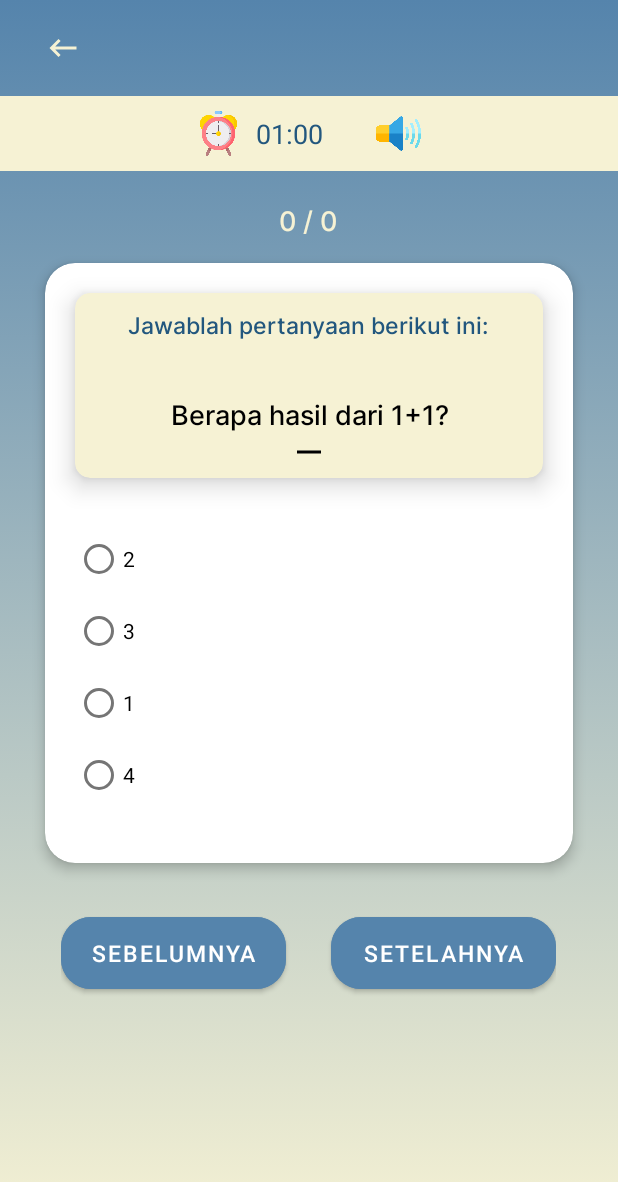
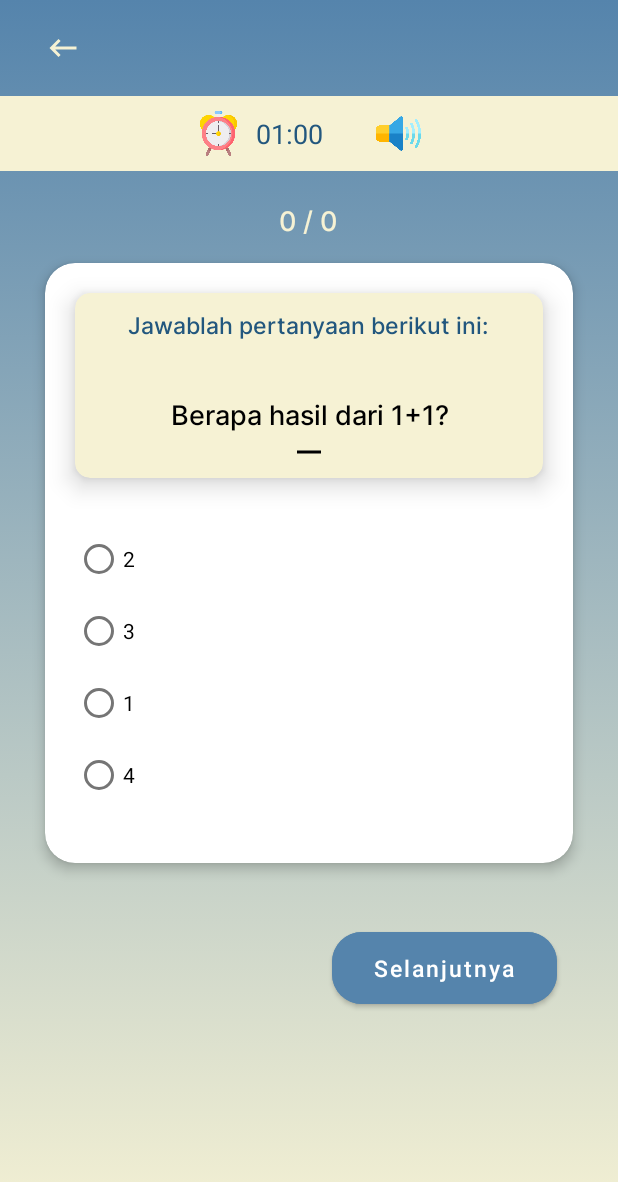
Before and after one commit to MuhammadTatma/EZ-Math, an Android app: the screen it shows after launch once a user with an empty profile is signed in (LatihanActivity), after a tap on an icon or button, on a phone screen of 412 x 824 dp. Shown: the top 1182 px of the screen. Run offline under Robolectric (Android 15) with nearby library versions, the phone set to English and light mode, and no system bars; our stand-ins replace Firebase (no records; nobody signed in at launch, a user with empty details on screens opened directly).

Commit message:
update halaman latihan

```diff
--- a/app/src/main/java/com/example/ez_math/Fragments/HomeFragment.kt
+++ b/app/src/main/java/com/example/ez_math/Fragments/HomeFragment.kt
@@ -7,8 +7,8 @@ import android.view.LayoutInflater
 import android.view.View
 import android.view.ViewGroup
 import android.widget.ImageView
-import com.example.ez_math.LatihanActivity
 import com.example.ez_math.R
+import com.example.ez_math.LatihanActivity as LatihanActivity
 
 // TODO: Rename parameter arguments, choose names that match
 // the fragment initialization parameters, e.g. ARG_ITEM_NUMBER
@@ -94,10 +94,13 @@ class Home : Fragment() {
     fun fLatihan(view: View){
         pilihanKelas = view.tag.toString()
 
+//        val latihanActivity : LatihanActivity = activity as LatihanActivity
+//        latihanActivity.tvSoal.setText(pilihanKelas)
         val intentKeLatihan = Intent(context, LatihanActivity::class.java)
-        intentKeLatihan.apply {
-            putExtra(KUNCI, "1")
-        }
+//        intentKeLatihan.putExtra(KUNCI, pilihanKelas)
+//        intentKeLatihan.apply {
+//            putExtra(KUNCI, "1")
+//        }
         startActivity(intentKeLatihan)
 
     }
--- a/app/src/main/java/com/example/ez_math/LatihanActivity.kt
+++ b/app/src/main/java/com/example/ez_math/LatihanActivity.kt
@@ -3,7 +3,9 @@ package com.example.ez_math
 import android.content.Intent
 import androidx.appcompat.app.AppCompatActivity
 import android.os.Bundle
+import android.util.Log
 import android.view.View
+import android.widget.Button
 import android.widget.RadioButton
 import android.widget.TextView
 
@@ -14,8 +16,13 @@ class LatihanActivity : AppCompatActivity() {
     lateinit var rbAns2: RadioButton
     lateinit var rbAns3: RadioButton
     lateinit var rbAns4: RadioButton
+    lateinit var btnPrev: Button
+    lateinit var btnNext: Button
+    lateinit var btnFin: Button
+    var quizzes: MutableList<Quiz>? = null
+    var index = 1
     private var quizList = mutableListOf<Quiz>()
-    private var listSoal: MutableMap<String, Question> = mutableMapOf()
+    private var listSoal: MutableMap<String, Question>? = mutableMapOf()
 //    var stopwatch: Stopwatch
 
     var question1 : Question = Question("Berapa hasil dari 1+1?", "2", "3", "1", "4", "2")
@@ -27,33 +34,98 @@ class LatihanActivity : AppCompatActivity() {
         super.onCreate(savedInstanceState)
         setContentView(R.layout.activity_latihan)
         populateDummyData()
+        findViewId()
+        bindViews()
+        setUpEventListener()
 
+//        val hasil: Intent = getIntent()
         val KUNCI = "BukaLatihan"
+//        val kelasDipilih: String? = hasil.getStringExtra(KUNCI)
         var pesan = intent.getStringExtra(KUNCI)
+    }
+
+    private fun setUpEventListener() {
+        btnPrev.setOnClickListener{
+            index--
+            bindViews()
+        }
+        btnNext.setOnClickListener{
+            var questionRB = listSoal!!["q1_$index"]
+            index++
+            if (questionRB != null) {
+                fRadioButton(questionRB)
+            }
+            bindViews()
+        }
+        btnFin.setOnClickListener{
+            var questionRB = listSoal!!["q1_$index"]
+            if (questionRB != null) {
+                fRadioButton(questionRB)
+            }
+            Log.d("FINALQUIZ", listSoal.toString())
+        }
+    }
+
+    private fun findViewId() {
         tvSoal = findViewById<TextView>(R.id.tvSoal)
         rbAns1 = findViewById<RadioButton>(R.id.rbA1)
         rbAns2 = findViewById<RadioButton>(R.id.rbA2)
         rbAns3 = findViewById<RadioButton>(R.id.rbA3)
         rbAns4 = findViewById<RadioButton>(R.id.rbA4)
-
-        tvSoal.text = question1.description
-        rbAns1.setText(question1.option1)
-        rbAns2.setText(question1.option2)
-        rbAns3.setText(question1.option3)
-        rbAns4.setText(question1.option4)
-
+        btnPrev = findViewById<Button>(R.id.btnPrev)
+        btnNext = findViewById<Button>(R.id.btnNext)
+        btnFin = findViewById<Button>(R.id.btnFin)
     }
 
     private fun setUpFireStore() {
-//        val firestore: FirebaseFirestore
+//        val firestore: FirebaseFirestore = FirebaseFirestore.getInstance()
+//        firestore.collection("quizzes").whereEqualTo("title", "Kelas${pesan}")
+//            .get()
+//            .addOnSuccessListener {
+//                if(it != null && !it.isEmpty){
+//                    quizzes = it.toObjects(Quiz::class.java)
+//                    listSoal = quizzes!![0].questions
+//                    bindViews()
+//                }
+//            }
+    }
+
+    private fun bindViews() {
+        btnPrev.visibility = View.GONE
+        btnNext.visibility = View.GONE
+        btnFin.visibility = View.GONE
+
+        if (index ==1) {
+            btnNext.visibility = View.VISIBLE
+        } else if (index == listSoal!!.size) {
+            btnFin.visibility = View.VISIBLE
+            btnPrev.visibility = View.VISIBLE
+        } else {
+            btnPrev.visibility = View.VISIBLE
+            btnNext.visibility = View.VISIBLE
+        }
+
+        rbAns1.isChecked = false
+        rbAns2.isChecked = false
+        rbAns3.isChecked = false
+        rbAns4.isChecked = false
+
+        val question = listSoal!!["q1_$index"]
+        question?.let {
+            tvSoal.text = it.description
+            rbAns1.setText(it.option1)
+            rbAns2.setText(it.option2)
+            rbAns3.setText(it.option3)
+            rbAns4.setText(it.option4)
+        }
     }
 
     private fun populateDummyData() {
 
-        listSoal.put("q1_1", question1)
-        listSoal.put("q1_2", question2)
-        listSoal.put("q1_3", question3)
-        var quiz1: Quiz = Quiz("000001", "Pertanyaan 1", listSoal)
+        listSoal!!.put("q1_1", question1)
+        listSoal!!.put("q1_2", question2)
+        listSoal!!.put("q1_3", question3)
+        val quiz1: Quiz = Quiz("000001", "Pertanyaan 1", listSoal!!)
         quizList.add(quiz1)
         quizList.add(Quiz("000002", "Pertanyaan 2"))
         quizList.add(Quiz("000003", "Pertanyaan 3"))
@@ -67,22 +139,18 @@ class LatihanActivity : AppCompatActivity() {
         startActivity(intentKeHasil)
     }
 
-    fun fRadioButton(view: View){
-        if(view is RadioButton){
-            val terpilih = view.isChecked
-
-            if(view.getId() == R.id.rbA1 && terpilih){
-                question1.userAnswer = rbAns1.text as String
-            }
-            else if(view.getId() == R.id.rbA2 && terpilih){
-                question1.userAnswer = rbAns2.text as String
-            }
-            else if(view.getId() == R.id.rbA3 && terpilih){
-                question1.userAnswer = rbAns3.text as String
-            }
-            else if(view.getId() == R.id.rbA4 && terpilih){
-                question1.userAnswer = rbAns4.text as String
-            }
+    fun fRadioButton(question: Question){
+        if(rbAns1.isChecked){
+            question.userAnswer = rbAns1.text as String
+        }
+        else if(rbAns2.isChecked){
+            question.userAnswer = rbAns2.text as String
+        }
+        else if(rbAns3.isChecked){
+            question.userAnswer = rbAns3.text as String
+        }
+        else if(rbAns4.isChecked){
+            question.userAnswer = rbAns4.text as String
         }
     }
 }
--- a/app/src/main/res/layout/activity_latihan.xml
+++ b/app/src/main/res/layout/activity_latihan.xml
@@ -145,22 +145,22 @@
                         android:id="@+id/rbA1"
                         android:layout_width="wrap_content"
                         android:layout_height="48dp"
-                        android:text="Jawaban_1" />
+                        android:text="Jawaban_1"/>
                     <RadioButton
                         android:id="@+id/rbA2"
                         android:layout_width="wrap_content"
                         android:layout_height="48dp"
-                        android:text="Jawaban_2" />
+                        android:text="Jawaban_2"/>
                     <RadioButton
                         android:id="@+id/rbA3"
                         android:layout_width="wrap_content"
                         android:layout_height="48dp"
-                        android:text="Jawaban_3" />
+                        android:text="Jawaban_3"/>
                     <RadioButton
                         android:id="@+id/rbA4"
                         android:layout_width="wrap_content"
                         android:layout_height="48dp"
-                        android:text="Jawaban_4" />
+                        android:text="Jawaban_4"/>
                 </RadioGroup>
 
             </LinearLayout>
@@ -176,32 +176,64 @@
             android:layout_gravity="center"
             android:layout_marginTop="30dp">
 
+            <androidx.constraintlayout.widget.ConstraintLayout
+                android:layout_width="411dp"
+                android:layout_height="wrap_content">
+
                 <Button
+                    android:visibility="invisible"
+                    android:id="@+id/btnPrev"
                     android:layout_width="150dp"
                     android:layout_height="60dp"
                     android:layout_gravity="center"
                     android:backgroundTint="@color/Color_2"
                     android:text="Sebelumnya"
+                    android:textAllCaps="false"
+                    android:textColor="@color/white"
+                    android:textSize="15sp"
+                    android:layout_marginTop="10dp"
+                    android:layout_marginStart="40dp"
+                    app:cornerRadius="20dp"
+                    app:layout_constraintStart_toStartOf="parent"
+                    app:layout_constraintTop_toTopOf="parent" />
+
+                <Button
+                    android:visibility="invisible"
+                    android:id="@+id/btnNext"
+                    android:layout_width="150dp"
+                    android:layout_height="60dp"
+                    android:layout_gravity="center"
+                    android:layout_marginTop="10dp"
+                    android:layout_marginEnd="40dp"
+                    android:backgroundTint="@color/Color_2"
+                    android:text="Selanjutnya"
+                    android:textAllCaps="false"
                     android:textColor="@color/white"
                     android:textSize="15sp"
                     app:cornerRadius="20dp"
-                tools:layout_editor_absoluteX="69dp"
-                tools:layout_editor_absoluteY="104dp" />
+                    app:layout_constraintEnd_toEndOf="parent"
+                    app:layout_constraintTop_toTopOf="parent"
+                    tools:ignore="DuplicateClickableBoundsCheck" />
 
                 <Button
+                    android:visibility="invisible"
+                    android:id="@+id/btnFin"
                     android:layout_width="150dp"
                     android:layout_height="60dp"
                     android:layout_gravity="center"
                     android:backgroundTint="@color/Color_2"
-                android:text="Setelahnya"
+                    android:onClick="fHasil"
+                    android:text="Selesai"
+                    android:textAllCaps="false"
                     android:textColor="@color/white"
                     android:textSize="15sp"
-                android:layout_marginStart="30dp"
-                android:onClick="fHasil"
+                    android:layout_marginTop="10dp"
+                    android:layout_marginEnd="40dp"
                     app:cornerRadius="20dp"
-                tools:layout_editor_absoluteX="69dp"
-                tools:layout_editor_absoluteY="104dp" />
+                    app:layout_constraintEnd_toEndOf="parent"
+                    app:layout_constraintTop_toTopOf="parent" />
 
+            </androidx.constraintlayout.widget.ConstraintLayout>
         </LinearLayout>
     </LinearLayout>
 </ScrollView>
```
Lines whose indentation alone changed are shown as unchanged.
